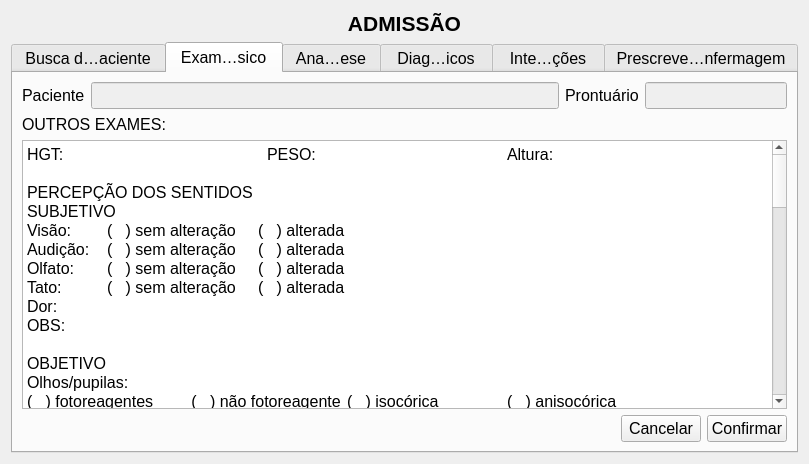
This is GUI/intake.ui in LCapanelli/RP3 as Qt 5 draws it before an edit. The edited form follows.
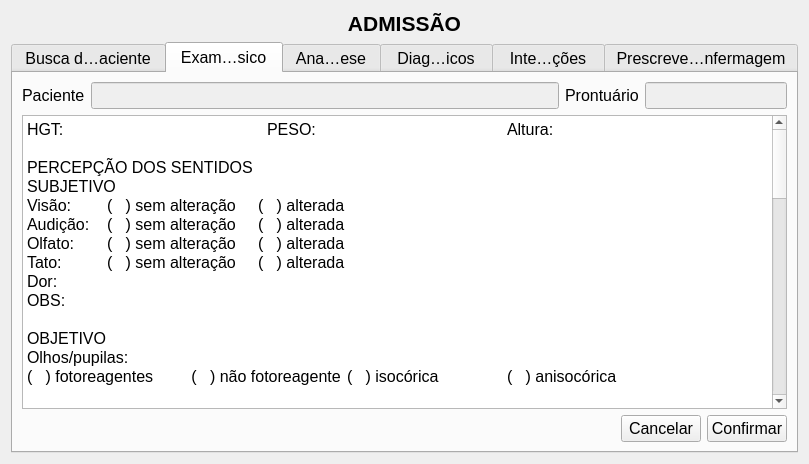
This is the edited form. The open tabs and pages were chosen to show the change.

```diff
--- a/GUI/intake.ui
+++ b/GUI/intake.ui
@@ -210,82 +210,7 @@
          </item>
         </layout>
        </item>
-       <item row="1" column="0">
-        <widget class="QLabel" name="label_outrosFisicos_2">
-         <property name="text">
-          <string>OUTROS EXAMES:</string>
-         </property>
-         <property name="buddy">
-          <cstring>plainTextEdit_outrosFisicos</cstring>
-         </property>
-        </widget>
-       </item>
        <item row="2" column="0" colspan="2">
-        <widget class="QPlainTextEdit" name="plainTextEdit_outrosFisicos_2">
-         <property name="plainText">
-          <string>HGT:			PESO:			Altura:
-
-PERCEPÇÃO DOS SENTIDOS 
-SUBJETIVO
-Visão:	(   ) sem alteração     (   ) alterada
-Audição:	(   ) sem alteração     (   ) alterada
-Olfato:      	(   ) sem alteração     (   ) alterada
-Tato:        	(   ) sem alteração     (   ) alterada
-Dor:
-OBS:
-
-OBJETIVO
-Olhos/pupilas:
-(   ) fotoreagentes       	 (   ) não fotoreagente	(   ) isocórica              	(   ) anisocórica
-
-Ouvidos:
-(   ) sem alteração   	    (   ) com alteração	(   ) surdez             	(   ) diminuição audição
-(   ) prótese
-
-Nariz:
-(   ) sem alteração      	 (   ) com alteração	(   ) desvio de septo    	(   ) secreção
-
-Facies:
-Pescoço: (   ) sem alteração       (   ) com alteração
-OBS:
-
-
-OXIGENAÇÃO
-SUBJETIVO
-(   ) sem alteração    	 (   ) com alteração	(   ) dispnéia             	 (   ) tosse                   
-(   ) expectoração   	(   ) dor ventilatório dependente
-OBS: 
-
-
-OBJETIVO
-Expansão torácica
-(   ) simétrica    	(   ) assimétrica	(   ) diminuída 	 (   )aumentada
-
-Condições respiratórias
-(   ) eupneico 		 (   ) dispneico
-
-Exame físico do tórax:
-
-
-REGULAÇÃO TÉRMICA E VASCULAR
-SUBJETIVO
-(   ) apirético      	(   ) febre        	    (   ) cansaço
-(   ) cianose        	(   ) sudorese	(   ) palidez	
-(   ) taquicardia    	(   ) bradicardia   	
-(   ) arritmia
-OBS:
-
-OBJETIVO
-Pulsos: (   ) cheios    (   ) débeis
-Enchimento capilar: (   ) lento     (   ) rápido
-Extremidades:  (   ) sem alteração   (   ) com alteração
-Citar:
-Sinais vitais: TAX:	FC:	TA:	FR:
-OBS:</string>
-         </property>
-        </widget>
-       </item>
-       <item row="3" column="0" colspan="2">
         <layout class="QHBoxLayout" name="horizontalLayout_96">
          <item>
           <spacer name="horizontalSpacer_3">
@@ -316,6 +241,75 @@
          </item>
         </layout>
        </item>
+       <item row="1" column="0" colspan="2">
+        <widget class="QTextEdit" name="qtext_exFisics">
+         <property name="html">
+          <string>&lt;!DOCTYPE HTML PUBLIC &quot;-//W3C//DTD HTML 4.0//EN&quot; &quot;http://www.w3.org/TR/REC-html40/strict.dtd&quot;&gt;
+&lt;html&gt;&lt;head&gt;&lt;meta name=&quot;qrichtext&quot; content=&quot;1&quot; /&gt;&lt;style type=&quot;text/css&quot;&gt;
+p, li { white-space: pre-wrap; }
+&lt;/style&gt;&lt;/head&gt;&lt;body style=&quot; font-family:'Droid Sans'; font-size:12pt; font-weight:400; font-style:normal;&quot;&gt;
+&lt;p style=&quot; margin-top:0px; margin-bottom:0px; margin-left:0px; margin-right:0px; -qt-block-indent:0; text-indent:0px;&quot;&gt;HGT:			PESO:			Altura:&lt;/p&gt;
+&lt;p style=&quot;-qt-paragraph-type:empty; margin-top:0px; margin-bottom:0px; margin-left:0px; margin-right:0px; -qt-block-indent:0; text-indent:0px;&quot;&gt;&lt;/p&gt;
+&lt;p style=&quot; margin-top:0px; margin-bottom:0px; margin-left:0px; margin-right:0px; -qt-block-indent:0; text-indent:0px;&quot;&gt;PERCEPÇÃO DOS SENTIDOS &lt;/p&gt;
+&lt;p style=&quot; margin-top:0px; margin-bottom:0px; margin-left:0px; margin-right:0px; -qt-block-indent:0; text-indent:0px;&quot;&gt;SUBJETIVO&lt;/p&gt;
+&lt;p style=&quot; margin-top:0px; margin-bottom:0px; margin-left:0px; margin-right:0px; -qt-block-indent:0; text-indent:0px;&quot;&gt;Visão:	(   ) sem alteração     (   ) alterada&lt;/p&gt;
+&lt;p style=&quot; margin-top:0px; margin-bottom:0px; margin-left:0px; margin-right:0px; -qt-block-indent:0; text-indent:0px;&quot;&gt;Audição:	(   ) sem alteração     (   ) alterada&lt;/p&gt;
+&lt;p style=&quot; margin-top:0px; margin-bottom:0px; margin-left:0px; margin-right:0px; -qt-block-indent:0; text-indent:0px;&quot;&gt;Olfato:      	(   ) sem alteração     (   ) alterada&lt;/p&gt;
+&lt;p style=&quot; margin-top:0px; margin-bottom:0px; margin-left:0px; margin-right:0px; -qt-block-indent:0; text-indent:0px;&quot;&gt;Tato:        	(   ) sem alteração     (   ) alterada&lt;/p&gt;
+&lt;p style=&quot; margin-top:0px; margin-bottom:0px; margin-left:0px; margin-right:0px; -qt-block-indent:0; text-indent:0px;&quot;&gt;Dor:&lt;/p&gt;
+&lt;p style=&quot; margin-top:0px; margin-bottom:0px; margin-left:0px; margin-right:0px; -qt-block-indent:0; text-indent:0px;&quot;&gt;OBS:&lt;/p&gt;
+&lt;p style=&quot;-qt-paragraph-type:empty; margin-top:0px; margin-bottom:0px; margin-left:0px; margin-right:0px; -qt-block-indent:0; text-indent:0px;&quot;&gt;&lt;/p&gt;
+&lt;p style=&quot; margin-top:0px; margin-bottom:0px; margin-left:0px; margin-right:0px; -qt-block-indent:0; text-indent:0px;&quot;&gt;OBJETIVO&lt;/p&gt;
+&lt;p style=&quot; margin-top:0px; margin-bottom:0px; margin-left:0px; margin-right:0px; -qt-block-indent:0; text-indent:0px;&quot;&gt;Olhos/pupilas:&lt;/p&gt;
+&lt;p style=&quot; margin-top:0px; margin-bottom:0px; margin-left:0px; margin-right:0px; -qt-block-indent:0; text-indent:0px;&quot;&gt;(   ) fotoreagentes       	 (   ) não fotoreagente	(   ) isocórica              	(   ) anisocórica&lt;/p&gt;
+&lt;p style=&quot;-qt-paragraph-type:empty; margin-top:0px; margin-bottom:0px; margin-left:0px; margin-right:0px; -qt-block-indent:0; text-indent:0px;&quot;&gt;&lt;/p&gt;
+&lt;p style=&quot; margin-top:0px; margin-bottom:0px; margin-left:0px; margin-right:0px; -qt-block-indent:0; text-indent:0px;&quot;&gt;Ouvidos:&lt;/p&gt;
+&lt;p style=&quot; margin-top:0px; margin-bottom:0px; margin-left:0px; margin-right:0px; -qt-block-indent:0; text-indent:0px;&quot;&gt;(   ) sem alteração   	    (   ) com alteração	(   ) surdez             	(   ) diminuição audição&lt;/p&gt;
+&lt;p style=&quot; margin-top:0px; margin-bottom:0px; margin-left:0px; margin-right:0px; -qt-block-indent:0; text-indent:0px;&quot;&gt;(   ) prótese&lt;/p&gt;
+&lt;p style=&quot;-qt-paragraph-type:empty; margin-top:0px; margin-bottom:0px; margin-left:0px; margin-right:0px; -qt-block-indent:0; text-indent:0px;&quot;&gt;&lt;/p&gt;
+&lt;p style=&quot; margin-top:0px; margin-bottom:0px; margin-left:0px; margin-right:0px; -qt-block-indent:0; text-indent:0px;&quot;&gt;Nariz:&lt;/p&gt;
+&lt;p style=&quot; margin-top:0px; margin-bottom:0px; margin-left:0px; margin-right:0px; -qt-block-indent:0; text-indent:0px;&quot;&gt;(   ) sem alteração      	 (   ) com alteração	(   ) desvio de septo    	(   ) secreção&lt;/p&gt;
+&lt;p style=&quot;-qt-paragraph-type:empty; margin-top:0px; margin-bottom:0px; margin-left:0px; margin-right:0px; -qt-block-indent:0; text-indent:0px;&quot;&gt;&lt;/p&gt;
+&lt;p style=&quot; margin-top:0px; margin-bottom:0px; margin-left:0px; margin-right:0px; -qt-block-indent:0; text-indent:0px;&quot;&gt;Facies:&lt;/p&gt;
+&lt;p style=&quot; margin-top:0px; margin-bottom:0px; margin-left:0px; margin-right:0px; -qt-block-indent:0; text-indent:0px;&quot;&gt;Pescoço: (   ) sem alteração       (   ) com alteração&lt;/p&gt;
+&lt;p style=&quot; margin-top:0px; margin-bottom:0px; margin-left:0px; margin-right:0px; -qt-block-indent:0; text-indent:0px;&quot;&gt;OBS:&lt;/p&gt;
+&lt;p style=&quot;-qt-paragraph-type:empty; margin-top:0px; margin-bottom:0px; margin-left:0px; margin-right:0px; -qt-block-indent:0; text-indent:0px;&quot;&gt;&lt;/p&gt;
+&lt;p style=&quot;-qt-paragraph-type:empty; margin-top:0px; margin-bottom:0px; margin-left:0px; margin-right:0px; -qt-block-indent:0; text-indent:0px;&quot;&gt;&lt;/p&gt;
+&lt;p style=&quot; margin-top:0px; margin-bottom:0px; margin-left:0px; margin-right:0px; -qt-block-indent:0; text-indent:0px;&quot;&gt;OXIGENAÇÃO&lt;/p&gt;
+&lt;p style=&quot; margin-top:0px; margin-bottom:0px; margin-left:0px; margin-right:0px; -qt-block-indent:0; text-indent:0px;&quot;&gt;SUBJETIVO&lt;/p&gt;
+&lt;p style=&quot; margin-top:0px; margin-bottom:0px; margin-left:0px; margin-right:0px; -qt-block-indent:0; text-indent:0px;&quot;&gt;(   ) sem alteração    	 (   ) com alteração	(   ) dispnéia             	 (   ) tosse                   &lt;/p&gt;
+&lt;p style=&quot; margin-top:0px; margin-bottom:0px; margin-left:0px; margin-right:0px; -qt-block-indent:0; text-indent:0px;&quot;&gt;(   ) expectoração   	(   ) dor ventilatório dependente&lt;/p&gt;
+&lt;p style=&quot; margin-top:0px; margin-bottom:0px; margin-left:0px; margin-right:0px; -qt-block-indent:0; text-indent:0px;&quot;&gt;OBS: &lt;/p&gt;
+&lt;p style=&quot;-qt-paragraph-type:empty; margin-top:0px; margin-bottom:0px; margin-left:0px; margin-right:0px; -qt-block-indent:0; text-indent:0px;&quot;&gt;&lt;/p&gt;
+&lt;p style=&quot;-qt-paragraph-type:empty; margin-top:0px; margin-bottom:0px; margin-left:0px; margin-right:0px; -qt-block-indent:0; text-indent:0px;&quot;&gt;&lt;/p&gt;
+&lt;p style=&quot; margin-top:0px; margin-bottom:0px; margin-left:0px; margin-right:0px; -qt-block-indent:0; text-indent:0px;&quot;&gt;OBJETIVO&lt;/p&gt;
+&lt;p style=&quot; margin-top:0px; margin-bottom:0px; margin-left:0px; margin-right:0px; -qt-block-indent:0; text-indent:0px;&quot;&gt;Expansão torácica&lt;/p&gt;
+&lt;p style=&quot; margin-top:0px; margin-bottom:0px; margin-left:0px; margin-right:0px; -qt-block-indent:0; text-indent:0px;&quot;&gt;(   ) simétrica    	(   ) assimétrica	(   ) diminuída 	 (   )aumentada&lt;/p&gt;
+&lt;p style=&quot;-qt-paragraph-type:empty; margin-top:0px; margin-bottom:0px; margin-left:0px; margin-right:0px; -qt-block-indent:0; text-indent:0px;&quot;&gt;&lt;/p&gt;
+&lt;p style=&quot; margin-top:0px; margin-bottom:0px; margin-left:0px; margin-right:0px; -qt-block-indent:0; text-indent:0px;&quot;&gt;Condições respiratórias&lt;/p&gt;
+&lt;p style=&quot; margin-top:0px; margin-bottom:0px; margin-left:0px; margin-right:0px; -qt-block-indent:0; text-indent:0px;&quot;&gt;(   ) eupneico 		 (   ) dispneico&lt;/p&gt;
+&lt;p style=&quot;-qt-paragraph-type:empty; margin-top:0px; margin-bottom:0px; margin-left:0px; margin-right:0px; -qt-block-indent:0; text-indent:0px;&quot;&gt;&lt;/p&gt;
+&lt;p style=&quot; margin-top:0px; margin-bottom:0px; margin-left:0px; margin-right:0px; -qt-block-indent:0; text-indent:0px;&quot;&gt;Exame físico do tórax:&lt;/p&gt;
+&lt;p style=&quot;-qt-paragraph-type:empty; margin-top:0px; margin-bottom:0px; margin-left:0px; margin-right:0px; -qt-block-indent:0; text-indent:0px;&quot;&gt;&lt;/p&gt;
+&lt;p style=&quot;-qt-paragraph-type:empty; margin-top:0px; margin-bottom:0px; margin-left:0px; margin-right:0px; -qt-block-indent:0; text-indent:0px;&quot;&gt;&lt;/p&gt;
+&lt;p style=&quot; margin-top:0px; margin-bottom:0px; margin-left:0px; margin-right:0px; -qt-block-indent:0; text-indent:0px;&quot;&gt;REGULAÇÃO TÉRMICA E VASCULAR&lt;/p&gt;
+&lt;p style=&quot; margin-top:0px; margin-bottom:0px; margin-left:0px; margin-right:0px; -qt-block-indent:0; text-indent:0px;&quot;&gt;SUBJETIVO&lt;/p&gt;
+&lt;p style=&quot; margin-top:0px; margin-bottom:0px; margin-left:0px; margin-right:0px; -qt-block-indent:0; text-indent:0px;&quot;&gt;(   ) apirético      	(   ) febre        	    (   ) cansaço&lt;/p&gt;
+&lt;p style=&quot; margin-top:0px; margin-bottom:0px; margin-left:0px; margin-right:0px; -qt-block-indent:0; text-indent:0px;&quot;&gt;(   ) cianose        	(   ) sudorese	(   ) palidez	&lt;/p&gt;
+&lt;p style=&quot; margin-top:0px; margin-bottom:0px; margin-left:0px; margin-right:0px; -qt-block-indent:0; text-indent:0px;&quot;&gt;(   ) taquicardia    	(   ) bradicardia   	&lt;/p&gt;
+&lt;p style=&quot; margin-top:0px; margin-bottom:0px; margin-left:0px; margin-right:0px; -qt-block-indent:0; text-indent:0px;&quot;&gt;(   ) arritmia&lt;/p&gt;
+&lt;p style=&quot; margin-top:0px; margin-bottom:0px; margin-left:0px; margin-right:0px; -qt-block-indent:0; text-indent:0px;&quot;&gt;OBS:&lt;/p&gt;
+&lt;p style=&quot;-qt-paragraph-type:empty; margin-top:0px; margin-bottom:0px; margin-left:0px; margin-right:0px; -qt-block-indent:0; text-indent:0px;&quot;&gt;&lt;/p&gt;
+&lt;p style=&quot; margin-top:0px; margin-bottom:0px; margin-left:0px; margin-right:0px; -qt-block-indent:0; text-indent:0px;&quot;&gt;OBJETIVO&lt;/p&gt;
+&lt;p style=&quot; margin-top:0px; margin-bottom:0px; margin-left:0px; margin-right:0px; -qt-block-indent:0; text-indent:0px;&quot;&gt;Pulsos: (   ) cheios    (   ) débeis&lt;/p&gt;
+&lt;p style=&quot; margin-top:0px; margin-bottom:0px; margin-left:0px; margin-right:0px; -qt-block-indent:0; text-indent:0px;&quot;&gt;Enchimento capilar: (   ) lento     (   ) rápido&lt;/p&gt;
+&lt;p style=&quot; margin-top:0px; margin-bottom:0px; margin-left:0px; margin-right:0px; -qt-block-indent:0; text-indent:0px;&quot;&gt;Extremidades:  (   ) sem alteração   (   ) com alteração&lt;/p&gt;
+&lt;p style=&quot; margin-top:0px; margin-bottom:0px; margin-left:0px; margin-right:0px; -qt-block-indent:0; text-indent:0px;&quot;&gt;Citar:&lt;/p&gt;
+&lt;p style=&quot; margin-top:0px; margin-bottom:0px; margin-left:0px; margin-right:0px; -qt-block-indent:0; text-indent:0px;&quot;&gt;Sinais vitais: TAX:	FC:	TA:	FR:&lt;/p&gt;
+&lt;p style=&quot; margin-top:0px; margin-bottom:0px; margin-left:0px; margin-right:0px; -qt-block-indent:0; text-indent:0px;&quot;&gt;OBS:&lt;/p&gt;&lt;/body&gt;&lt;/html&gt;</string>
+         </property>
+        </widget>
+       </item>
       </layout>
      </widget>
      <widget class="QWidget" name="anamneseP_2">
```
Left out of the diff: 93 changed lines with no effect on the pictures.
